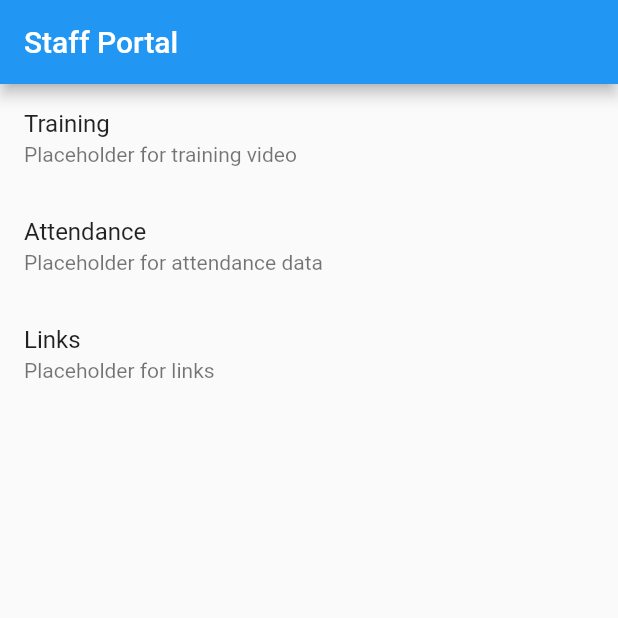
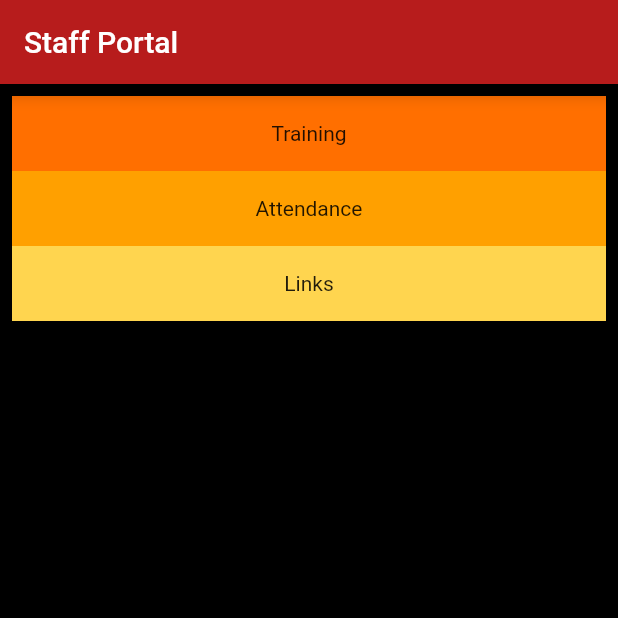
Before and after one commit to ICDtech/blog_app, a Flutter app: the screen it shows after launch, on a phone screen of 412 x 824 dp, the top half of it. Run offline on Flutter 3.47's test engine with Material 2 defaults, Android fonts, the phone set to English and light mode, and no system bars.

Commit message:
Visual changes

```diff
--- a/lib/main.dart
+++ b/lib/main.dart
@@ -8,22 +8,28 @@ class MyApp extends StatelessWidget {
     return MaterialApp(
       title: 'Staff Portal',
       home: Scaffold(
+        backgroundColor: Colors.black,
         appBar: AppBar(
+          backgroundColor: Colors.red[900],
           title: const Text('Staff Portal'),
         ),
         body: ListView(
-          children: const [
-            ListTile(
-              title: Text('Training'),
-              subtitle: Text('Placeholder for training video'),
+          padding: const EdgeInsets.all(8),
+          children: <Widget> [
+            Container(
+              height: 50,
+                color: Colors.amber[900],
+              child: const Center(child: Text('Training'))
             ),
-            ListTile(
-              title: Text('Attendance'),
-              subtitle: Text('Placeholder for attendance data'),
+            Container(
+              height: 50,
+              color: Colors.amber[700],
+                child: const Center(child: Text('Attendance'))
             ),
-            ListTile(
-              title: Text('Links'),
-              subtitle: Text('Placeholder for links'),
+            Container(
+              height: 50,
+              color: Colors.amber[300],
+                child: const Center(child: Text('Links'))
             ),
           ],
         ),
```
